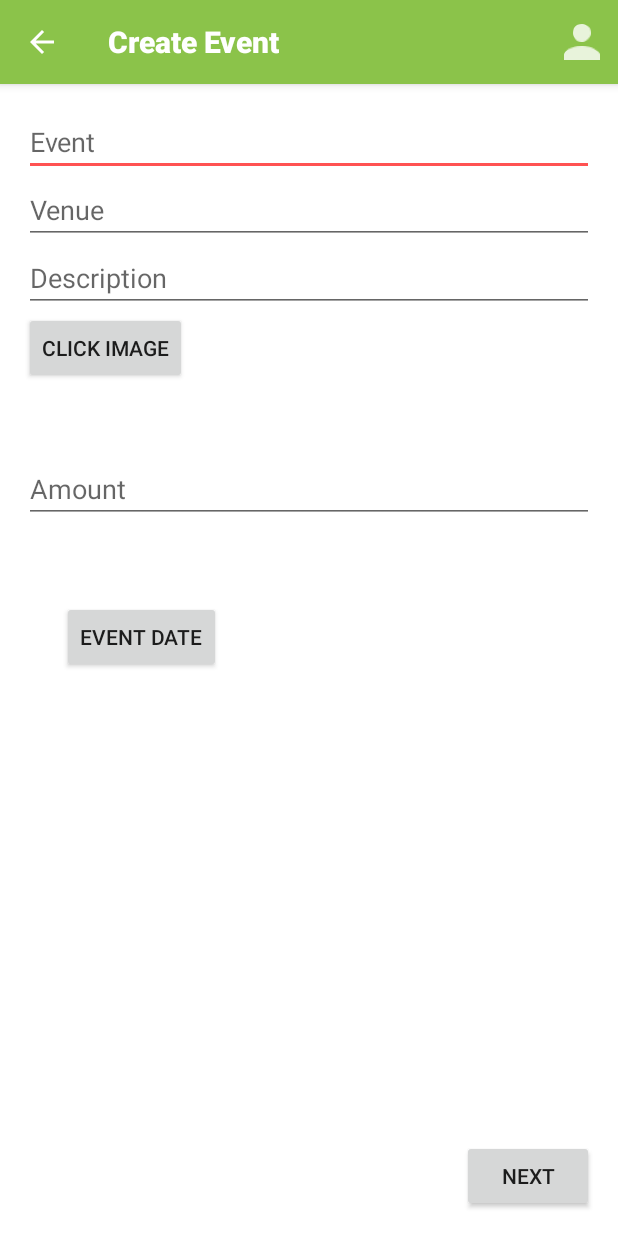
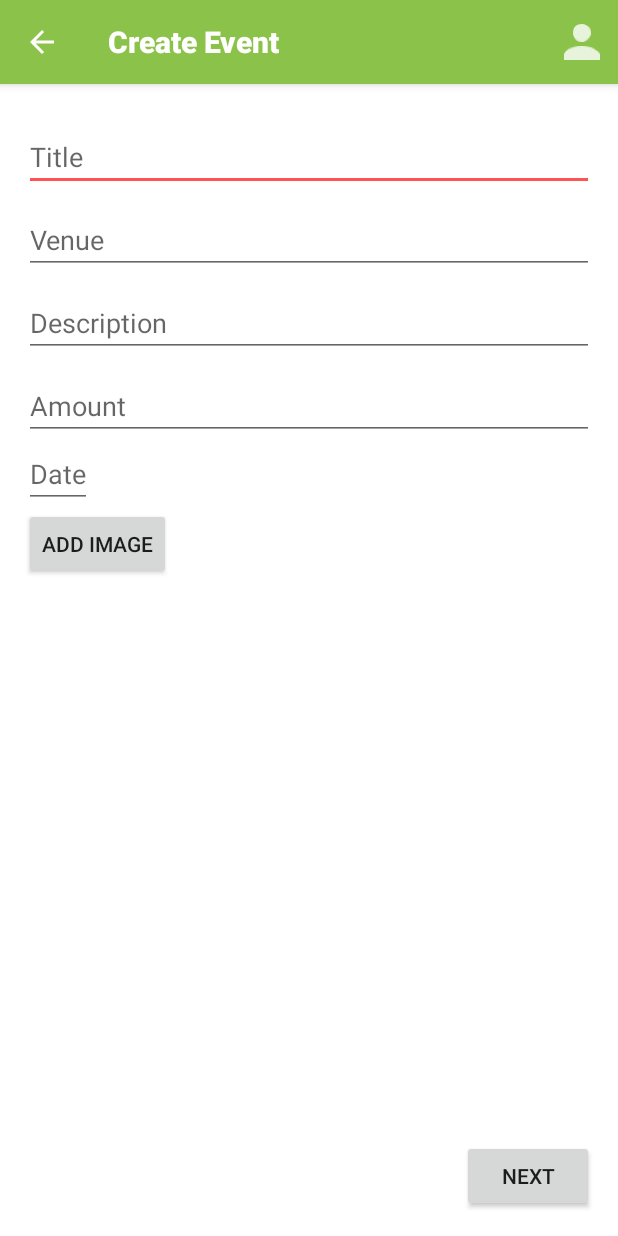
Before and after one commit to CrowdSocial/CrowdSocial, an Android app: the CreateEventActivity screen opened directly, with no data from a screen before it, on a phone screen of 412 x 824 dp. Run offline under Robolectric (Android 15) with nearby library versions, the phone set to English and light mode, and no system bars; libraries missing offline, so code that uses them is left out: com.parse.

Commit message:
improved UI

```diff
--- a/app/src/main/java/com/crowdsocial/activity/CreateEventActivity.java
+++ b/app/src/main/java/com/crowdsocial/activity/CreateEventActivity.java
@@ -21,7 +21,6 @@ import android.view.View;
 import android.widget.DatePicker;
 import android.widget.EditText;
 import android.widget.ImageView;
-import android.widget.TextView;
 import android.widget.Toast;
 
 import com.crowdsocial.R;
@@ -134,7 +133,7 @@ public class CreateEventActivity extends BaseActivity implements
 
                 eventDate = c.getTime();
 
-                TextView tv = (TextView) findViewById(R.id.tvDate);
+                EditText tv = (EditText) findViewById(R.id.etDate);
 
                 SimpleDateFormat dateFormat = new SimpleDateFormat("EEE, MMM d, yyyy");
                 tv.setText(dateFormat.format(eventDate));
--- a/app/src/main/res/anim/hold.xml
+++ b/app/src/main/res/anim/hold.xml
@@ -3,4 +3,4 @@
 <translate xmlns:android="http://schemas.android.com/apk/res/android"
            android:interpolator="@android:anim/accelerate_interpolator"
            android:fromXDelta="0" android:toXDelta="0"
-           android:duration="@android:integer/config_longAnimTime" />
+           android:duration="@android:integer/config_mediumAnimTime" />
--- a/app/src/main/res/anim/slide_down.xml
+++ b/app/src/main/res/anim/slide_down.xml
@@ -1,6 +1,7 @@
 <?xml version="1.0" encoding="utf-8"?>
 <set xmlns:android="http://schemas.android.com/apk/res/android"
      android:fillAfter="true">
-    <translate android:duration="400" android:fromYDelta="0%" android:toYDelta="100%"/>
+    <translate android:duration="@android:integer/config_mediumAnimTime"
+               android:fromYDelta="0%" android:toYDelta="100%"/>
 
 </set>
--- a/app/src/main/res/anim/slide_in_left.xml
+++ b/app/src/main/res/anim/slide_in_left.xml
@@ -1,5 +1,6 @@
 <?xml version="1.0" encoding="utf-8"?>
 <set xmlns:android="http://schemas.android.com/apk/res/android"
      android:shareInterpolator="false" >
-    <translate android:duration="400" android:fromXDelta="-100%" android:toXDelta="0%"/>
+    <translate android:duration="@android:integer/config_mediumAnimTime"
+               android:fromXDelta="-100%" android:toXDelta="0%"/>
 </set>
--- a/app/src/main/res/anim/slide_in_right.xml
+++ b/app/src/main/res/anim/slide_in_right.xml
@@ -1,5 +1,6 @@
 <?xml version="1.0" encoding="utf-8"?>
 <set xmlns:android="http://schemas.android.com/apk/res/android"
      android:shareInterpolator="false" >
-    <translate android:duration="400" android:fromXDelta="100%" android:toXDelta="0%" />
+    <translate android:duration="@android:integer/config_mediumAnimTime"
+               android:fromXDelta="100%" android:toXDelta="0%" />
 </set>
--- a/app/src/main/res/anim/slide_out_left.xml
+++ b/app/src/main/res/anim/slide_out_left.xml
@@ -1,5 +1,6 @@
 <?xml version="1.0" encoding="utf-8"?>
 <set xmlns:android="http://schemas.android.com/apk/res/android"
      android:shareInterpolator="false" >
-    <translate android:duration="400" android:fromXDelta="0%" android:toXDelta="-100%"/>
+    <translate android:duration="@android:integer/config_mediumAnimTime"
+               android:fromXDelta="0%" android:toXDelta="-100%"/>
 </set>
--- a/app/src/main/res/anim/slide_out_right.xml
+++ b/app/src/main/res/anim/slide_out_right.xml
@@ -1,5 +1,6 @@
 <?xml version="1.0" encoding="utf-8"?>
 <set xmlns:android="http://schemas.android.com/apk/res/android"
      android:shareInterpolator="false" >
-    <translate android:duration="400" android:fromXDelta="0%" android:toXDelta="100%"/>
+    <translate android:duration="@android:integer/config_mediumAnimTime"
+               android:fromXDelta="0%" android:toXDelta="100%"/>
 </set>
--- a/app/src/main/res/anim/slide_up.xml
+++ b/app/src/main/res/anim/slide_up.xml
@@ -1,7 +1,7 @@
 <?xml version="1.0" encoding="utf-8"?>
 <set xmlns:android="http://schemas.android.com/apk/res/android"
      android:fillAfter="true" >
-
-    <translate android:duration="400" android:fromYDelta="100%" android:toYDelta="0%"/>
+    <translate android:duration="@android:integer/config_mediumAnimTime"
+               android:fromYDelta="100%" android:toYDelta="0%"/>
 
 </set>
--- /dev/null
+++ b/app/src/main/res/drawable/btn_text_color.xml
@@ -0,0 +1,6 @@
+<?xml version="1.0" encoding="utf-8"?>
+<selector xmlns:android="http://schemas.android.com/apk/res/android">
+    <!-- disabled state -->
+    <item android:state_enabled="false" android:color="@android:color/darker_gray" />
+    <item android:color="@android:color/white"/>
+</selector>
--- a/app/src/main/res/layout/activity_event_detail.xml
+++ b/app/src/main/res/layout/activity_event_detail.xml
@@ -1,4 +1,4 @@
-<ScrollView  xmlns:android="http://schemas.android.com/apk/res/android"
+<ScrollView xmlns:android="http://schemas.android.com/apk/res/android"
     android:layout_width="match_parent"
     android:layout_height="match_parent">
 
@@ -24,7 +24,8 @@
             android:id="@+id/rlParticipate"
             android:layout_alignParentStart="true">
             <Button
-                android:layout_width="wrap_content"
+                style="@style/buttonStyle"
+                android:layout_width="150dp"
                 android:layout_height="wrap_content"
                 android:text="@string/i_am_in"
                 android:id="@+id/btParticipate"
--- a/app/src/main/res/layout/fragment_final.xml
+++ b/app/src/main/res/layout/fragment_final.xml
@@ -20,7 +20,6 @@
         android:layout_below="@+id/tvContacts"/>
 
     <Button
-        style="?android:attr/buttonStyleSmall"
         android:layout_width="wrap_content"
         android:layout_height="wrap_content"
         android:text="@string/previous"
@@ -30,7 +29,6 @@
         android:layout_alignParentStart="true"/>
 
     <Button
-        style="?android:attr/buttonStyleSmall"
         android:layout_width="wrap_content"
         android:layout_height="wrap_content"
         android:text="@string/create_event"
--- a/app/src/main/res/layout/fragment_step1.xml
+++ b/app/src/main/res/layout/fragment_step1.xml
@@ -8,7 +8,8 @@
         android:id="@+id/etEventTitle"
         android:layout_width="match_parent"
         android:layout_height="wrap_content"
-        android:hint="@string/event"/>
+        android:layout_marginTop="10dp"
+        android:hint="@string/title"/>
 
     <EditText
         android:id="@+id/etAddress"
@@ -16,6 +17,7 @@
         android:layout_width="match_parent"
         android:layout_height="wrap_content"
         android:hint="@string/venue"
+        android:layout_marginTop="10dp"
         android:maxLines="3"/>
 
 
@@ -24,8 +26,17 @@
         android:layout_width="match_parent"
         android:layout_below="@id/etAddress"
         android:layout_height="wrap_content"
+        android:layout_marginTop="10dp"
         android:hint="@string/description"
         android:maxLines="3"/>
+
+    <EditText
+        android:id="@+id/etAmount"
+        android:layout_width="match_parent"
+        android:layout_height="wrap_content"
+        android:layout_marginTop="10dp"
+        android:layout_below="@+id/etDescription"
+        android:hint="@string/amount"/>
 
     <Button
         android:layout_width="wrap_content"
@@ -37,13 +48,21 @@
         android:layout_alignParentEnd="true"
         android:layout_gravity="right|bottom"/>
 
+    <EditText
+        android:layout_width="wrap_content"
+        android:layout_height="wrap_content"
+        android:onClick="setEventDate"
+        android:hint="@string/date"
+        android:id="@+id/etDate"
+        android:layout_below="@id/etAmount" />
+
     <Button
         android:layout_width="wrap_content"
         android:layout_height="wrap_content"
-        android:text="Click Image"
+        android:text="@string/add_image"
         android:id="@+id/btnCamera"
         android:onClick="onLaunchCamera"
-        android:layout_below="@id/etDescription"/>
+        android:layout_below="@+id/etDate"/>
 
     <ImageView
         android:layout_width="wrap_content"
@@ -54,27 +73,4 @@
         android:layout_marginStart="73dp"
         android:layout_marginTop="47dp"/>
 
-    <EditText
-        android:id="@+id/etAmount"
-        android:layout_width="match_parent"
-        android:layout_height="wrap_content"
-        android:layout_below="@+id/ivEvent"
-        android:hint="@string/amount"/>
-
-    <Button
-        android:layout_width="wrap_content"
-        android:layout_height="wrap_content"
-        android:text="@string/event_date"
-        android:onClick="setEventDate"
-        android:id="@+id/btnDate"
-        android:layout_below="@+id/etAmount"
-        android:layout_marginLeft="25dp"
-        android:layout_marginTop="52dp"/>
-
-    <TextView
-        android:layout_width="wrap_content"
-        android:layout_height="wrap_content"
-        android:id="@+id/tvDate"
-        android:layout_below="@id/btnDate" />
-
 </RelativeLayout>
--- a/app/src/main/res/values/strings.xml
+++ b/app/src/main/res/values/strings.xml
@@ -40,6 +40,9 @@
     <string name="invalid_login">Invalid login credentials</string>
     <string name="invalid_registration">User already registered</string>
     <string name="no_email_clients_installed">There are no email clients installed.</string>
+    <string name="add_image">Add Image</string>
+    <string name="title">Title</string>
+    <string name="date">Date</string>
 
     <string-array name="theme">
         <item>sport</item>
--- a/app/src/main/res/values/styles.xml
+++ b/app/src/main/res/values/styles.xml
@@ -20,4 +20,10 @@
 
     </style>
 
+    <style name="buttonStyle">
+        <item name="android:textColor">@drawable/btn_text_color</item>
+        <item name="android:background">@color/primary_dark</item>
+        <item name="android:textStyle">bold</item>
+    </style>
+
 </resources>
```
